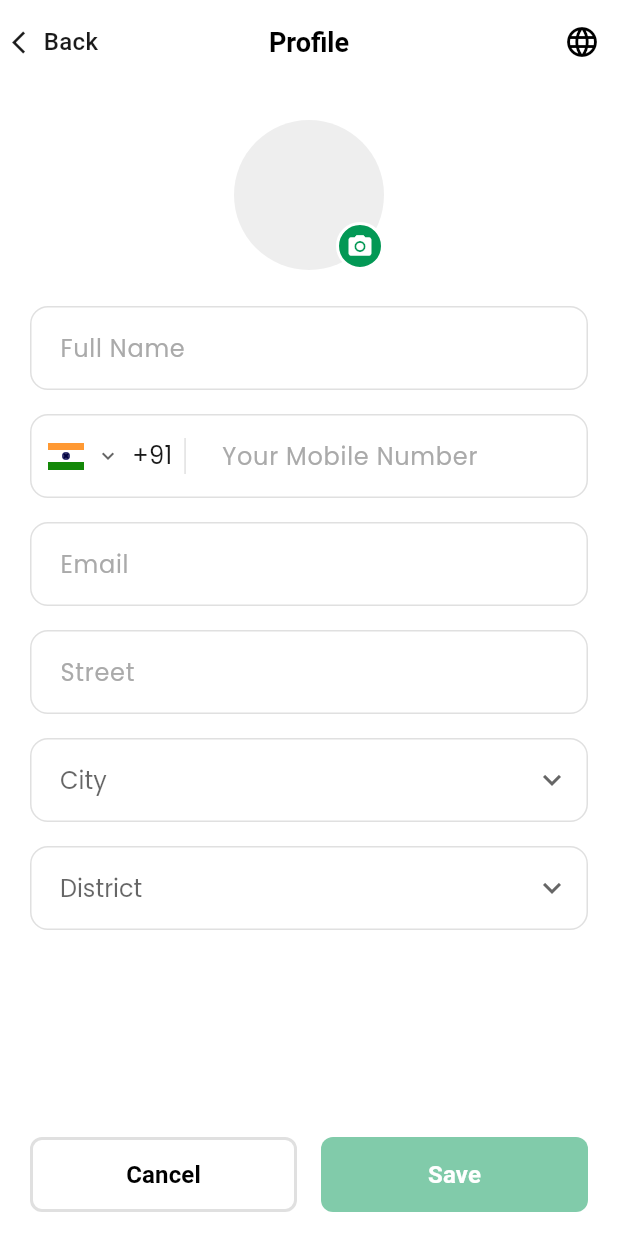
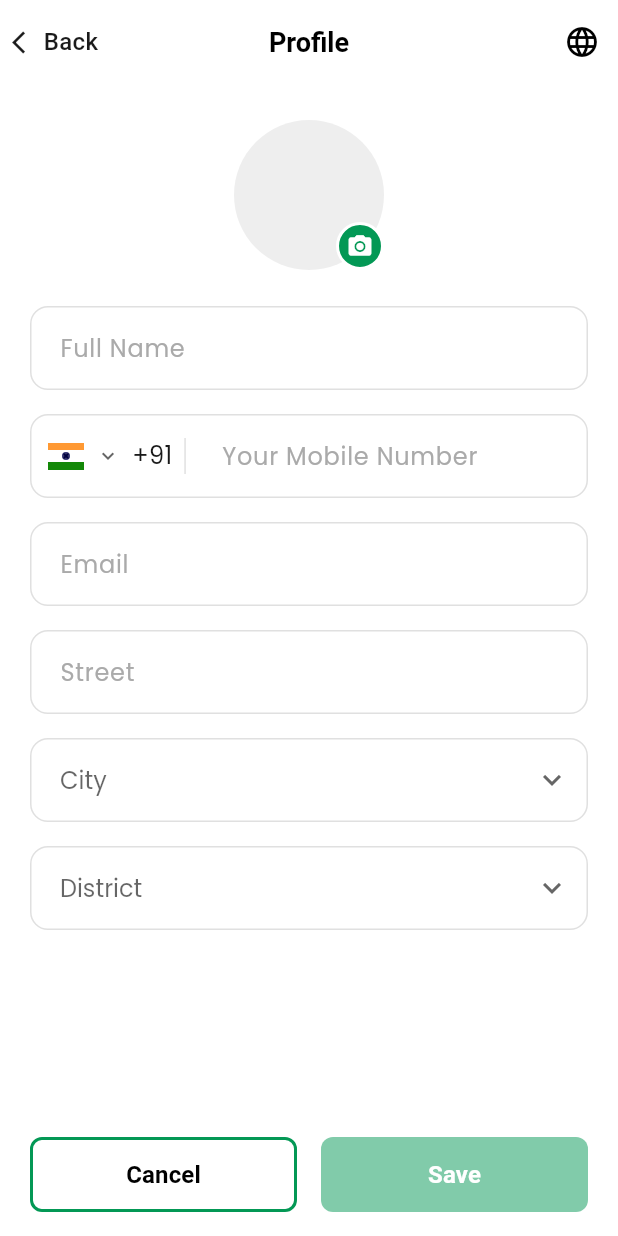
Before and after one commit to Saagarbhai/Learning, a Flutter app: the CreateProfileScreen screen opened by its route, on a phone screen of 412 x 824 dp. Run offline on Flutter 3.47's test engine with Material 3 defaults, Android fonts, the phone set to English and light mode, and no system bars; our stand-ins replace equatable, flutter_bloc, flutter_svg, percent_indicator, pinput, shared_preferences and 1 more; accounts and stored records are empty.

Commit message:
Update till custom otp add

```diff
--- a/lib/view/profile/create_profile_screen.dart
+++ b/lib/view/profile/create_profile_screen.dart
@@ -274,7 +274,7 @@ class CreateProfileScreen extends StatelessWidget {
                             isPrimary: false,
                             backgroundColor: Colors.white,
                             textColor: Colors.black,
-                            borderColor: Colors.grey[300],
+                            borderColor: const Color(0xFF039855),
                             height: 50,
                             borderRadius: 8,
                           ),
--- a/lib/viewmodel/otp/otp_verification_state.dart
+++ b/lib/viewmodel/otp/otp_verification_state.dart
@@ -29,7 +29,7 @@ class OtpFormValidationState extends OtpVerificationState {
   final bool isFormValid;
 
   const OtpFormValidationState({
-    this.otp = '12345',
+    this.otp = '',
     this.isFormValid = false,
   });
 
@@ -43,6 +43,10 @@ class OtpFormValidationState extends OtpVerificationState {
     );
   }
 
+  bool isOtpCorrect() {
+    return otp == '12345';
+  }
+
   @override
   List<Object?> get props => [otp, isFormValid];
 }
```
Also changed, not shown: lib/viewmodel/otp/otp_verification_bloc.dart (+5 -4 lines).
